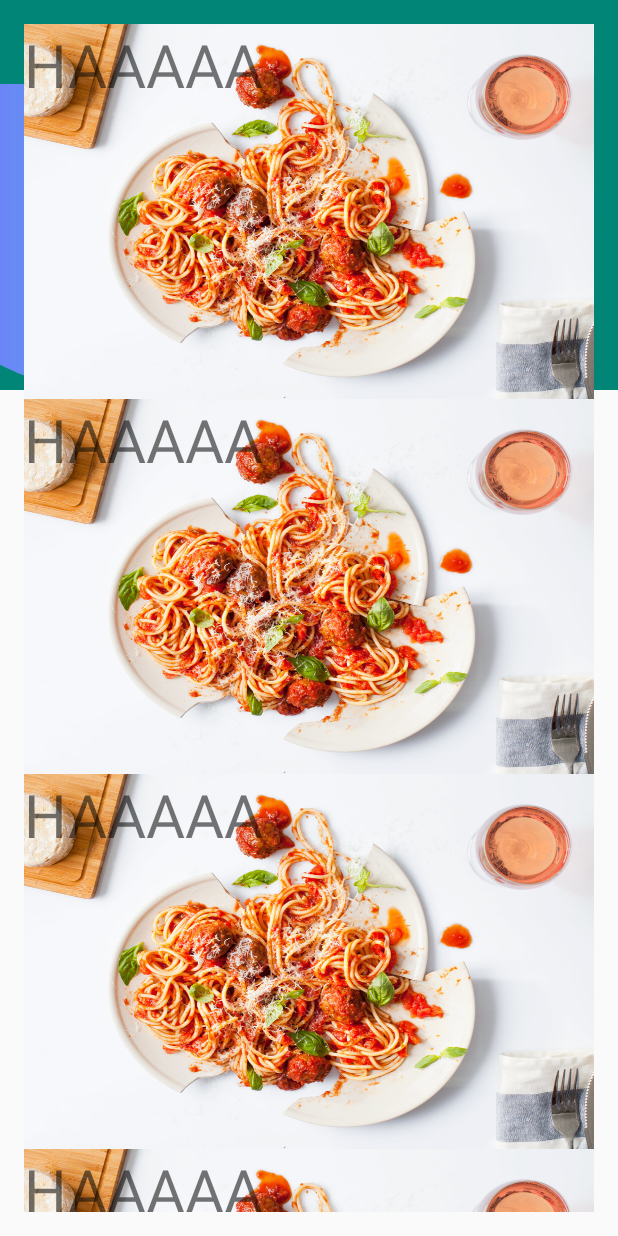
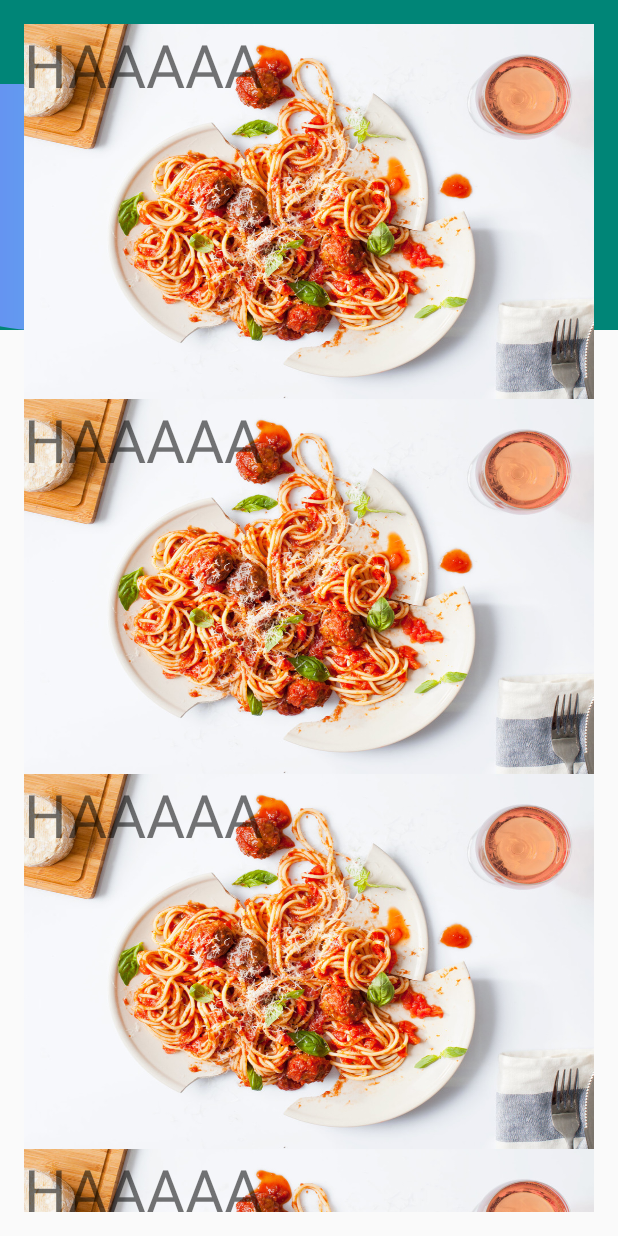
Before and after one commit to ZarNi2295/Restaurant_PADCAssign3, an Android app: the screen it shows after launch (MainActivity), on a phone screen of 412 x 824 dp. Run offline under Robolectric (Android 15) with nearby library versions, the phone set to English and light mode, and no system bars; our stand-ins replace ButterKnife.

```diff
--- a/app/src/main/java/com/myapp/zarnimyosettwin/padc_assignment3/activities/MainActivity.java
+++ b/app/src/main/java/com/myapp/zarnimyosettwin/padc_assignment3/activities/MainActivity.java
@@ -38,7 +38,7 @@ public class MainActivity extends AppCompatActivity implements FoodItemDelegate
         setSupportActionBar(toolbar);
         ButterKnife.bind(this, this);
         rvFoods.setLayoutManager(new LinearLayoutManager(getApplicationContext(), LinearLayoutManager.VERTICAL, false));
-        FoodRecyclerAdapter foodRecyclerAdapter = new FoodRecyclerAdapter(getApplicationContext(), this);
+        FoodRecyclerAdapter foodRecyclerAdapter = new FoodRecyclerAdapter(this);
         rvFoods.setAdapter(foodRecyclerAdapter);
 
     }
--- a/app/src/main/java/com/myapp/zarnimyosettwin/padc_assignment3/adapters/FoodRecyclerAdapter.java
+++ b/app/src/main/java/com/myapp/zarnimyosettwin/padc_assignment3/adapters/FoodRecyclerAdapter.java
@@ -12,11 +12,9 @@ import com.myapp.zarnimyosettwin.padc_assignment3.delegates.FoodItemDelegate;
 import com.myapp.zarnimyosettwin.padc_assignment3.views.viewholders.FoodItemViewHolder;
 
 public class FoodRecyclerAdapter extends RecyclerView.Adapter<FoodItemViewHolder> {
-    private Context context;
     private FoodItemDelegate foodItemDelegate;
 
-    public FoodRecyclerAdapter(Context context, FoodItemDelegate foodItemDelegate) {
-        this.context = context;
+    public FoodRecyclerAdapter(FoodItemDelegate foodItemDelegate) {
         this.foodItemDelegate = foodItemDelegate;
     }
 
--- a/app/src/main/res/layout/activity_main.xml
+++ b/app/src/main/res/layout/activity_main.xml
@@ -20,21 +20,19 @@
             app:layout_scrollFlags="scroll|exitUntilCollapsed">
 
             <RelativeLayout
-                android:id="@+id/rl_main_collepse"
                 android:layout_width="match_parent"
                 android:layout_height="wrap_content">
 
                 <View
                     android:id="@+id/circle"
-                    android:layout_width="300dp"
-                    android:layout_height="290dp"
-                    android:layout_marginLeft="-80dp"
+                    android:layout_width="250dp"
+                    android:layout_height="250dp"
+                    android:layout_marginLeft="-100dp"
                     android:layout_marginTop="-30dp"
                     android:background="@drawable/circle"
                     android:fitsSystemWindows="true" />
 
                 <android.support.v7.widget.AppCompatTextView
-                    android:id="@+id/tv_title"
                     android:layout_width="150dp"
                     android:layout_height="wrap_content"
                     android:text="Discover Resturants"
```
